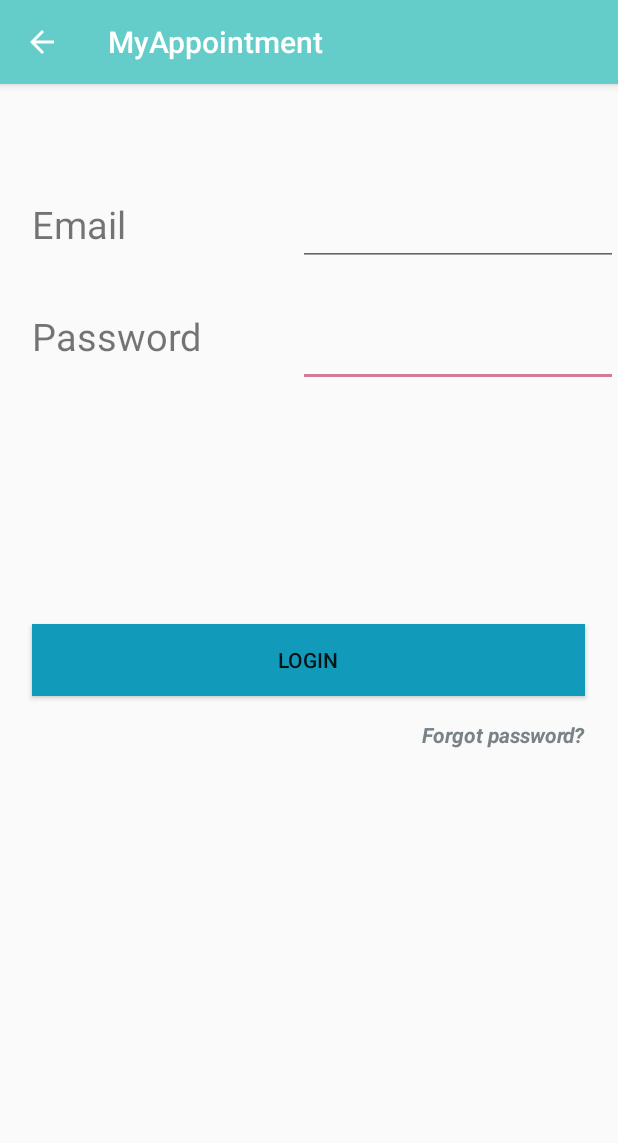
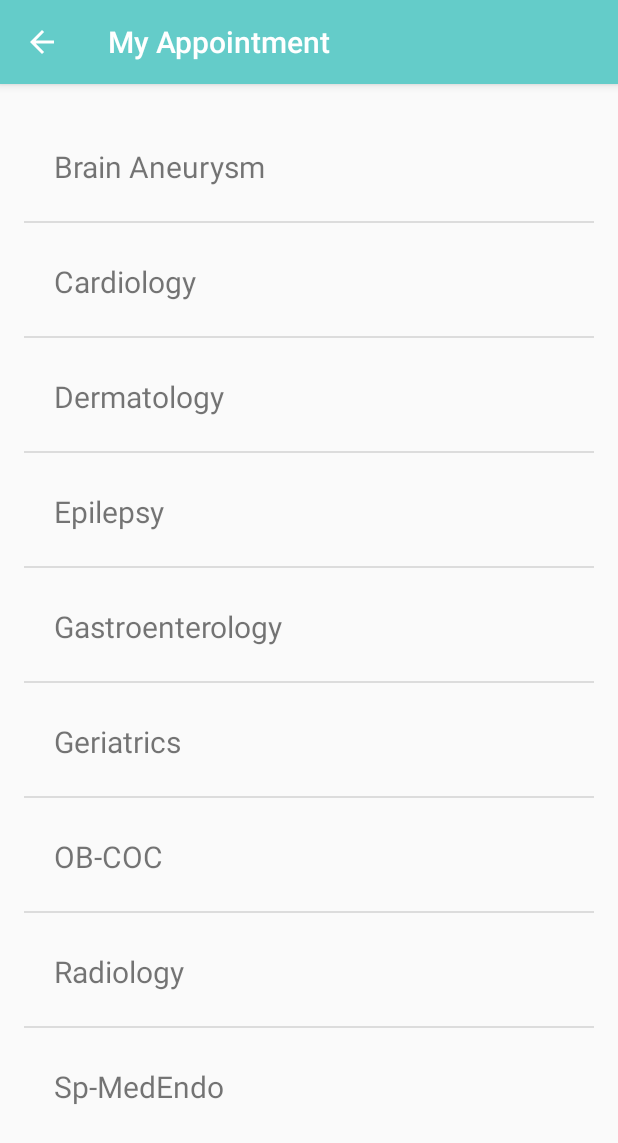
Before and after one commit to arm07/CS-522_Project, an Android app: the screen it shows after launch (logging before the commit, cliniclist after it), after a tap on "CHECK AVAILABILITY", on a phone screen of 412 x 824 dp. Shown: the top 1143 px of the screen. Run offline under Robolectric (Android 15) with nearby library versions, the phone set to English and light mode, and no system bars.

Commit message:
ClinicList (ListView Adapter)

```diff
--- /dev/null
+++ b/app/src/main/java/com/hci/android/myappointment/ListAdapter.java
@@ -0,0 +1,35 @@
+package com.hci.android.myappointment;
+
+/**
+ * Created by rashmi on 5/9/2017.
+ */
+
+import android.app.Activity;
+import android.view.LayoutInflater;
+import android.view.View;
+import android.view.ViewGroup;
+import android.widget.ArrayAdapter;
+import android.widget.TextView;
+
+
+
+public class ListAdapter extends ArrayAdapter<String> {
+
+    private Activity context;
+    private String[] name;
+
+    public ListAdapter(Activity context,String[] name){
+        super(context,R.layout.activity_main,name);
+        this.context=context;
+        this.name = name;
+    }
+
+    @Override
+    public View getView(int position, View convertView, ViewGroup parent) {
+        LayoutInflater inflater=context.getLayoutInflater();
+        View rowView=inflater.inflate(R.layout.activity_cliniclist, null, false);
+        TextView viewName = (TextView) rowView.findViewById(R.id.cname);
+        viewName.setText(name[position]);
+        return rowView;
+    }
+}
--- a/app/src/main/java/com/hci/android/myappointment/MainActivity.java
+++ b/app/src/main/java/com/hci/android/myappointment/MainActivity.java
@@ -38,7 +38,7 @@ public class MainActivity extends AppCompatActivity {
 
     public void clinic_click(View v)
     {
-        Intent i=new Intent(this,logging.class);
+        Intent i=new Intent(this,cliniclist.class);
         startActivity(i);
     }
 
--- /dev/null
+++ b/app/src/main/java/com/hci/android/myappointment/cliniclist.java
@@ -0,0 +1,42 @@
+package com.hci.android.myappointment;
+
+import android.content.Intent;
+import android.os.Bundle;
+import android.support.v7.app.AppCompatActivity;
+import android.view.View;
+import android.widget.AdapterView;
+
+import android.widget.ListView;
+
+public class cliniclist extends AppCompatActivity {
+
+    String[] clinicName;
+    int i;
+    @Override
+    protected void onCreate(Bundle savedInstanceState) {
+        super.onCreate(savedInstanceState);
+        setContentView(R.layout.activity);
+        //this.findViewById(android.R.id.content).setBackgroundColor(Color.GRAY);
+        clinicName = getResources().getStringArray(R.array.clinicName);
+        ListAdapter listAdapter = new ListAdapter(this, clinicName);
+        Intent in=getIntent();
+        i=in.getIntExtra("check",-1);
+
+
+        ListView lv = (ListView) findViewById(R.id.list);
+        lv.setAdapter(listAdapter);
+
+        lv.setOnItemClickListener(new AdapterView.OnItemClickListener() {
+            @Override
+            public void onItemClick(AdapterView<?> adapterView, View view, int i, long l) {
+                /*
+                Intent intent = new Intent(getApplication(),searchBy.class);
+                intent.putExtra("check",i);
+                startActivity(intent); */
+            }
+        });
+        //
+    }
+
+
+}
--- /dev/null
+++ b/app/src/main/res/layout/activity_cliniclist.xml
@@ -0,0 +1,15 @@
+<?xml version="1.0" encoding="utf-8"?>
+<RelativeLayout xmlns:android="http://schemas.android.com/apk/res/android"
+    android:layout_width="match_parent" android:layout_height="match_parent">
+
+    <TextView
+        android:id="@+id/cname"
+        android:layout_width="wrap_content"
+        android:layout_height="wrap_content"
+        android:width="200dp"
+        android:height="50dp"
+        android:textSize="20sp"
+        android:layout_marginTop="25dp"
+        android:layout_marginLeft="20dp"/>
+
+</RelativeLayout>
--- a/app/src/main/res/values/strings.xml
+++ b/app/src/main/res/values/strings.xml
@@ -1,3 +1,32 @@
 <resources>
-    <string name="app_name">MyAppointment</string>
+    <string name="app_name">My Appointment</string>
+    <string-array name="clinicName">
+
+        <item>Brain Aneurysm</item>
+        <item>Cardiology </item>
+        <item>Dermatology</item>
+        <item>Epilepsy</item>
+        <item>Gastroenterology</item>
+        <item>Geriatrics</item>
+        <item>OB-COC</item>
+        <item>Radiology</item>
+        <item>Sp-MedEndo</item>
+
+
+    </string-array>
+
+    <string-array name="physicianName">
+
+        <item> Dr. Angelica Scanzera </item>
+        <item> Dr. Iris K. Aronson</item>
+        <item> Dr. Jose De La Cruz </item>
+        <item> Dr. Lawrence Chan  </item>
+        <item> Dr. Maria Tsoukas </item>
+        <item> Dr. Michelle A. Bain </item>
+        <item> Dr. Vassilios Dimitropoulos </item>
+
+    </string-array>
+    <string name="title_activity_appointments">Appointments</string>
+    <string name="title_activity_date_picker">DatePicker</string>
+
 </resources>
```
Also changed, not shown: app/src/main/AndroidManifest.xml (+7 -4 lines), app/src/main/java/com/hci/android/myappointment/ListActivity.java (added, +27 -0 lines).
